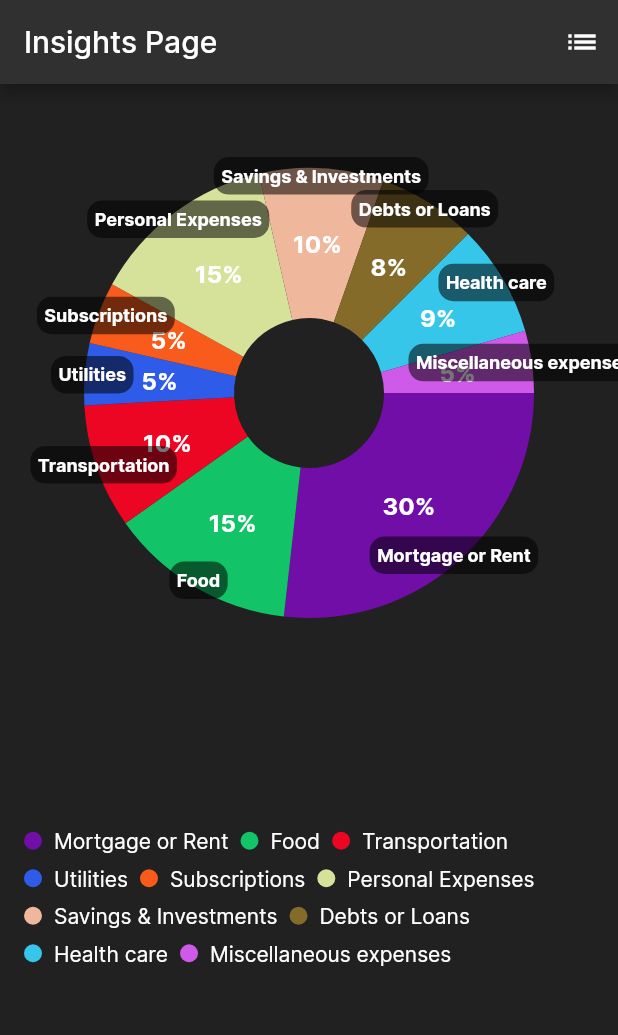
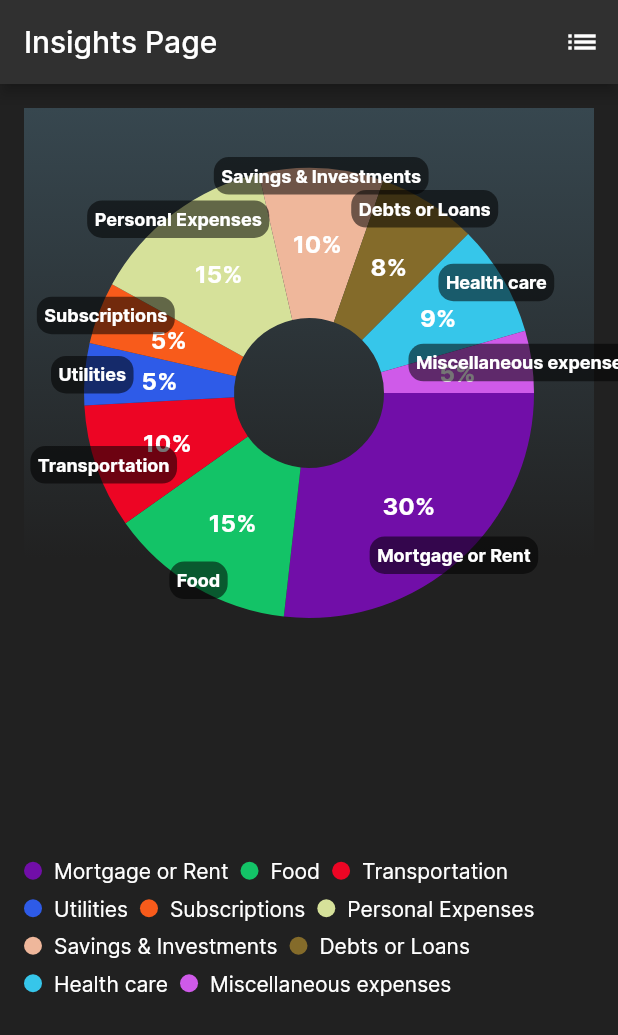
Before and after one commit to SHADIC20003/Econible-mob-app, a Flutter app: the SpendingBudgetsView screen opened directly, on a phone screen of 412 x 824 dp. Shown: the top 1035 px of the screen. Run offline on Flutter 3.47's test engine with Material 3 defaults, Android fonts, the phone set to English and light mode, and no system bars; drawn by our look-alikes of fl_chart; our stand-ins replace carousel_slider, dotted_border, scrollable_positioned_list, shared_preferences, sqflite; accounts and stored records are empty.

Commit message:
additional insights modifications

```diff
--- a/lib/view/Insights_Page/spending_budgets_view.dart
+++ b/lib/view/Insights_Page/spending_budgets_view.dart
@@ -1,6 +1,7 @@
 import 'package:flutter/material.dart';
 import 'package:fl_chart/fl_chart.dart';
 import 'dart:math';
+
 
 class SpendingBudgetsView extends StatefulWidget {
   @override
@@ -66,7 +67,20 @@ class _SpendingBudgetsViewState extends State<SpendingBudgetsView> {
   }
 
    Widget _buildPieChartPage() {
-    return Column(
+    return Stack(
+      children: [
+        // Upper background layer
+        Container(
+    height: 300, // adjust the height as needed
+decoration: BoxDecoration(
+  gradient: LinearGradient(
+    colors: [Colors.blueGrey[800]!, Colors.grey[900]!],
+    begin: Alignment.topCenter,
+    end: Alignment.bottomCenter,
+  ),
+),
+        ),
+        Column(
           crossAxisAlignment: CrossAxisAlignment.stretch,
           children: [
             AspectRatio(
@@ -99,7 +113,7 @@ class _SpendingBudgetsViewState extends State<SpendingBudgetsView> {
                 ),
               ),
             ),
-        SizedBox(height: 100),
+            SizedBox(height: 120),
             Wrap(
               spacing: 8.0,
               runSpacing: 8.0,
@@ -127,6 +141,8 @@ class _SpendingBudgetsViewState extends State<SpendingBudgetsView> {
                   );
                 },
               ),
+            ),
+          ],
         ),
       ],
     );
```
Lines whose indentation alone changed are shown as unchanged.
